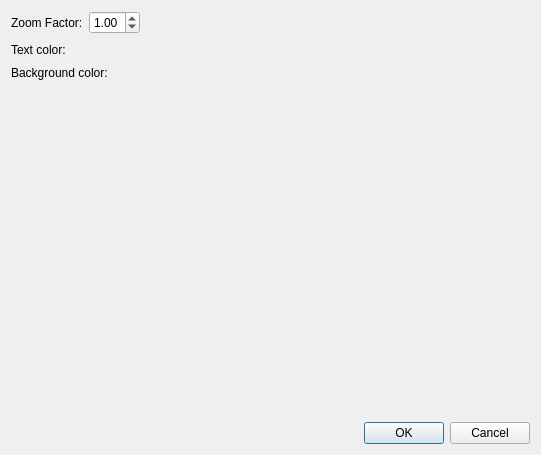
Above: vertreader/styledialog.ui from cges30901/vertreader before the change. Below: the same form after it.
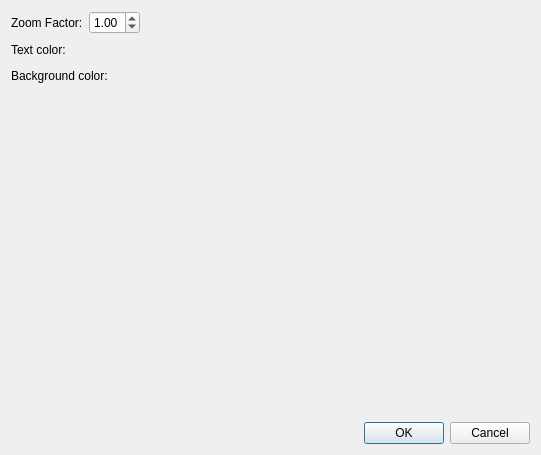
That is the form after the change.

The edit to the form file:
```diff
--- a/vertreader/styledialog.ui
+++ b/vertreader/styledialog.ui
@@ -97,6 +97,29 @@
        </property>
       </widget>
      </item>
+     <item>
+      <widget class="QPushButton" name="btnBgColor">
+       <property name="styleSheet">
+        <string notr="true">border: none</string>
+       </property>
+       <property name="text">
+        <string/>
+       </property>
+      </widget>
+     </item>
+     <item>
+      <spacer name="horizontalSpacer_3">
+       <property name="orientation">
+        <enum>Qt::Horizontal</enum>
+       </property>
+       <property name="sizeHint" stdset="0">
+        <size>
+         <width>40</width>
+         <height>20</height>
+        </size>
+       </property>
+      </spacer>
+     </item>
     </layout>
    </item>
    <item>
```
